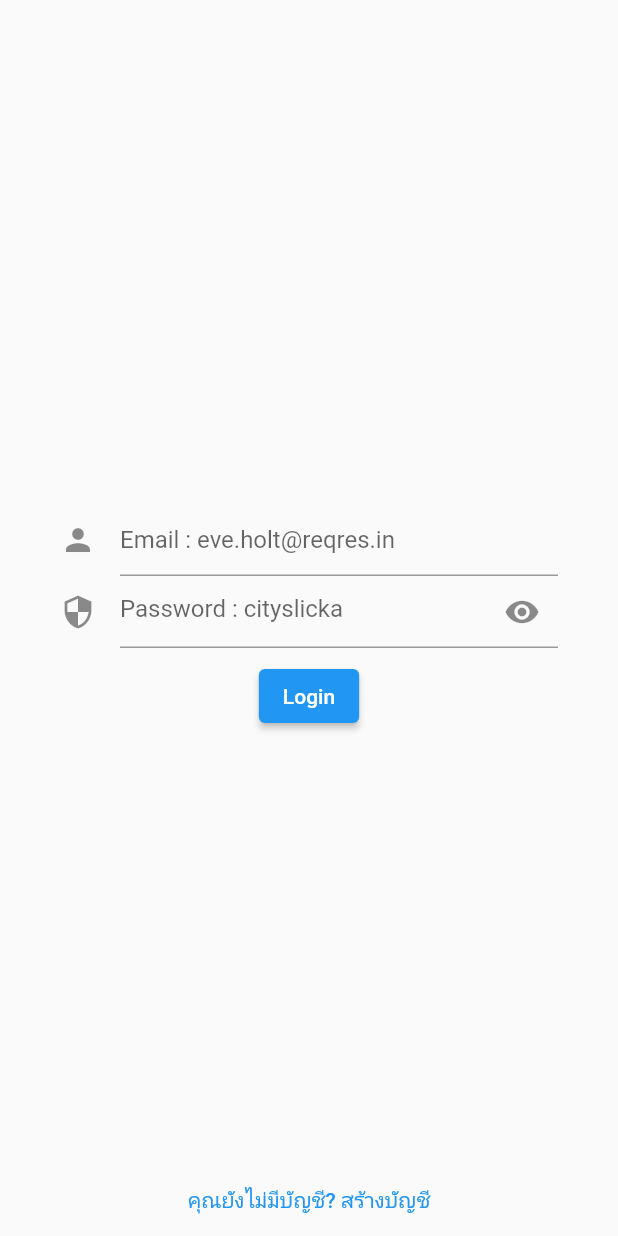
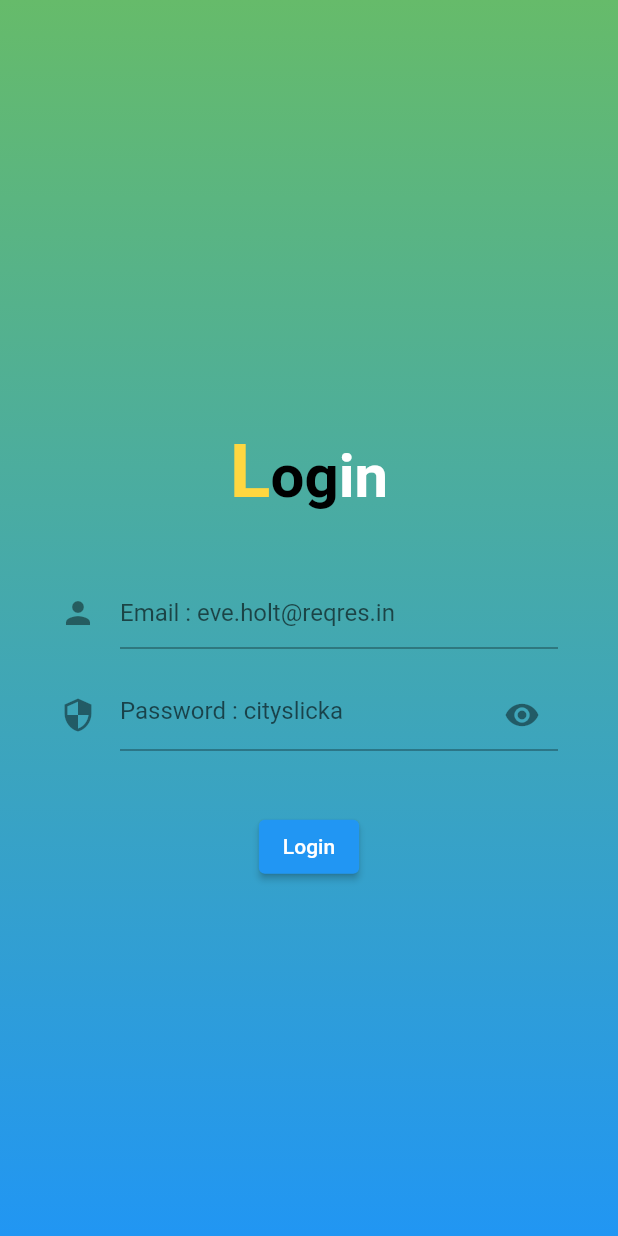
Before and after one commit to ton4023/flutter_bloc_auth, a Flutter app: the screen it shows after launch, on a phone screen of 412 x 824 dp. Run offline on Flutter 3.47's test engine with Material 2 defaults, Android fonts, the phone set to English and light mode, and no system bars; our stand-ins replace dio, flutter_bloc, flutter_secure_storage, google_fonts.

Commit message:
login screen

```diff
--- a/lib/screen/login_screen.dart
+++ b/lib/screen/login_screen.dart
@@ -5,6 +5,8 @@ import 'package:flutter_login/bloc/login/login_bloc.dart';
 import 'package:flutter_login/bloc/login/login_event.dart';
 import 'package:flutter_login/bloc/login/login_state.dart';
 import 'package:flutter_login/repository/auth_repository.dart';
+import 'package:google_fonts/google_fonts.dart';
+
 
 class LoginScreen extends StatefulWidget {
   const LoginScreen({Key? key}) : super(key: key);
@@ -16,6 +18,7 @@ class LoginScreen extends StatefulWidget {
 class _LoginScreenState extends State<LoginScreen> {
   final _formKey = GlobalKey<FormState>();
   final _authRepostiry = AuthRepository();
+
   bool _obscureText = true;
 
   @override
@@ -24,12 +27,22 @@ class _LoginScreenState extends State<LoginScreen> {
       create: (context) => LoginBloc(
           authenticationBloc: BlocProvider.of<AuthenticationBloc>(context),
           authRepository: _authRepostiry),
-      child: Stack(
-        alignment: Alignment.bottomCenter,
-        children: [
-          _loginForm(),
-          _singupButton(),
-        ],
+      child: Container(
+        decoration: BoxDecoration(
+          gradient: LinearGradient(
+            begin: Alignment.topCenter,
+            end: Alignment.bottomCenter,
+            colors: [
+              Colors.green.shade400,
+              Colors.blue.shade500
+            ]
+          )
+        ),
+        child: Stack(
+          children: [
+            _loginForm(),
+          ],
+        ),
       ),
     );
   }
@@ -42,15 +55,50 @@ class _LoginScreenState extends State<LoginScreen> {
           child: Column(
             mainAxisAlignment: MainAxisAlignment.center,
             children: [
+              SizedBox(height: 50),
+              _title(),
+              SizedBox(height: 40),
               _usernameField(),
+              SizedBox(height: 20),
               _passwordField(),
               SizedBox(
-                height: 8,
+                height: 40,
               ),
               _loginButton(),
             ],
           ),
         ));
+  }
+
+  Widget _title() {
+    return RichText(
+      textAlign: TextAlign.center,
+      text: TextSpan(
+        text: 'L',
+        style: GoogleFonts.portLligatSans(
+          textStyle: Theme.of(context).textTheme.headline4,
+          fontSize: 50,
+          fontWeight: FontWeight.w700,
+          color:Colors.amberAccent
+        ),
+        children: [
+          TextSpan(
+            text: 'og',
+            style: TextStyle(
+              color: Colors.black,
+              fontSize: 40,
+              fontWeight:FontWeight.bold),
+          ),
+          TextSpan(
+            text: 'in',
+            style: TextStyle(
+              color: Colors.white,
+              fontSize: 40
+              ),
+          )
+        ]
+      )
+    );
   }
 
   Widget _usernameField() {
@@ -107,9 +155,4 @@ class _LoginScreenState extends State<LoginScreen> {
     });
   }
 
-  Widget _singupButton() {
-    return SafeArea(
-        child: TextButton(
-            onPressed: () {}, child: Text('คุณยังไม่มีบัญชี? สร้างบัญชี')));
-  }
 }
--- a/pubspec.yaml
+++ b/pubspec.yaml
@@ -26,6 +26,7 @@ dependencies:
   flutter_bloc: ^7.1.0
   dio: ^4.0.0
   flutter_secure_storage: ^4.2.1
+  google_fonts:
 
   # The following adds the Cupertino Icons font to your application.
   # Use with the CupertinoIcons class for iOS style icons.
```
Also changed, not shown: pubspec.lock.
